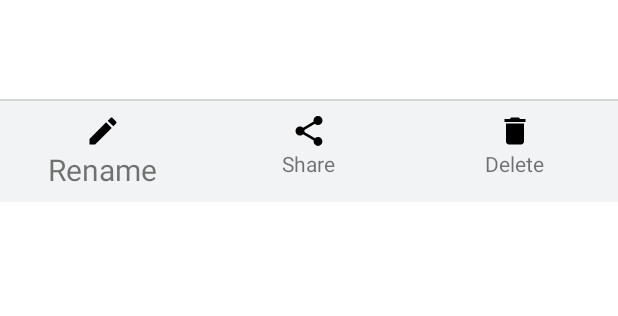
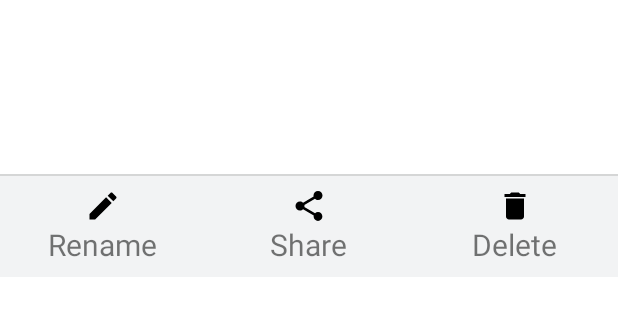
Before and after one commit to VanessaGregoriou/Scanner-Turntable, an Android app: the layout session_item.xml on its own in the app's theme, with its tools: preview values and no code run, on a phone screen of 412 x 824 dp. Shown: the top 316 px of the screen. Run offline under Robolectric (Android 15) with nearby library versions, the phone set to English and light mode, and no system bars.

Commit message:
Update UX design of session recording
- Rotating bitmap for thumbnail
- Thumbnail size
- Scanned list options text font size

```diff
--- a/app/src/main/res/layout/session_item.xml
+++ b/app/src/main/res/layout/session_item.xml
@@ -129,6 +129,7 @@
                     <TextView
                         android:layout_width="wrap_content"
                         android:layout_height="wrap_content"
+                        android:textSize="@dimen/scanned_list_title_text_size"
                         android:text="@string/share_session" />
                 </LinearLayout>
 
@@ -150,6 +151,7 @@
                     <TextView
                         android:layout_width="wrap_content"
                         android:layout_height="wrap_content"
+                        android:textSize="@dimen/scanned_list_title_text_size"
                         android:text="@string/delete_session" />
                 </LinearLayout>
 
--- a/app/src/main/res/values/dimens.xml
+++ b/app/src/main/res/values/dimens.xml
@@ -1,10 +1,10 @@
 <resources>
     <dimen name="fab_margin">16dp</dimen>
     <dimen name="item_margin">8dp</dimen>
-    <dimen name="thumbnail_size">50dp</dimen>
+    <dimen name="thumbnail_size">100dp</dimen>
     <dimen name="content_margin">16dp</dimen>
     <dimen name="scanned_list_title_text_size">20dp</dimen>
-    <dimen name="scanned_list_options_text_size">16dp</dimen>
+    <dimen name="scanned_list_options_text_size">14dp</dimen>
     <dimen name="session_record_num_photos_text_size">32dp</dimen>
     <dimen name="chevron_icon_size">48dp</dimen>
     <dimen name="carousel_height">100dp</dimen>
```
Also changed, not shown: app/src/main/java/com/android/app/itemscanner/fragment/SessionRecordFragment.kt (+8 -1 lines).
